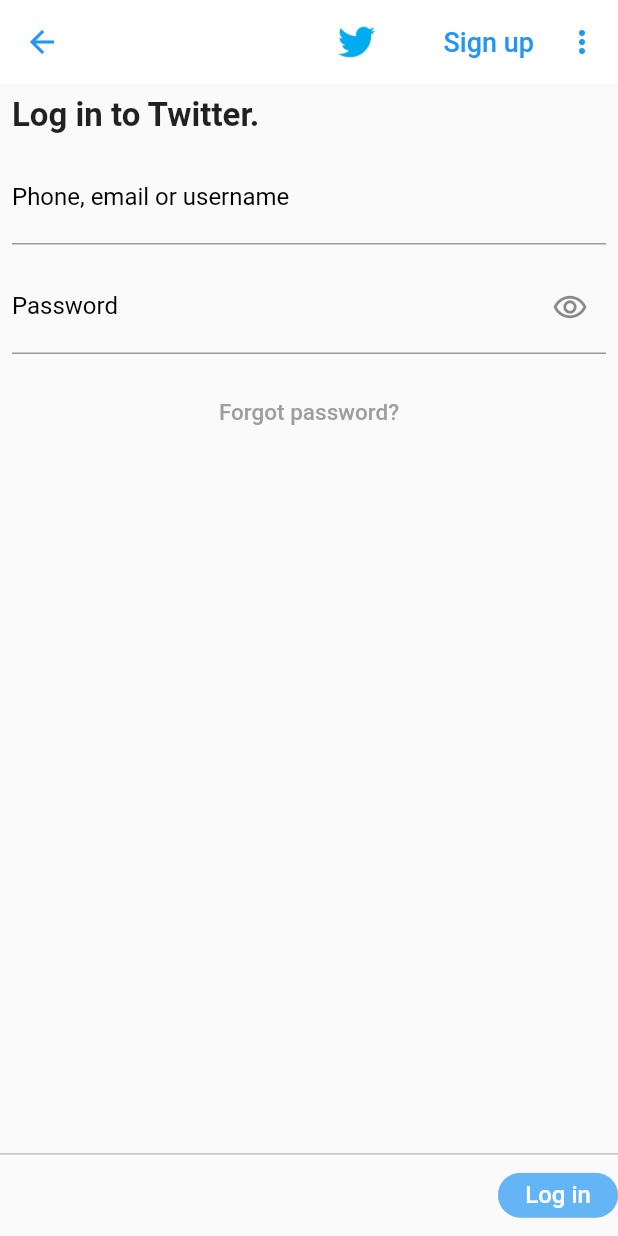
After one commit to csnoboa/clone_twitter, a Flutter app: the screen it shows after launch, after a tap on "Log in", on a phone screen of 412 x 824 dp. The commit adds this screen. Run offline on Flutter 3.47's test engine with Material 2 defaults, Android fonts, the phone set to English and light mode, and no system bars.

Commit message:
login page

```diff
--- /dev/null
+++ b/lib/login_page.dart
@@ -0,0 +1,125 @@
+import 'package:flutter/material.dart';
+
+class LoginPage extends StatelessWidget {
+  const LoginPage({Key key}) : super(key: key);
+
+  @override
+  Widget build(BuildContext context) {
+    return Scaffold(
+      appBar: AppBar(
+        actions: [
+          SizedBox(
+            width: 40,
+            height: 40,
+            child: Image.asset('assets/images/logo.png'),
+          ),
+          Container(width: 30),
+          TextButton(
+            onPressed: null,
+            child: Text('Sign up',
+                style: TextStyle(
+                  color: Colors.blue,
+                  fontSize: 18,
+                )),
+          ),
+          IconButton(
+            onPressed: null,
+            icon: Icon(
+              Icons.adaptive.more,
+              color: Colors.blue,
+            ),
+          ),
+        ],
+      ),
+      body: Stack(
+        children: [
+          Padding(
+            padding: const EdgeInsets.all(8.0),
+            child: Column(
+              crossAxisAlignment: CrossAxisAlignment.start,
+              children: [
+                Text(
+                  'Log in to Twitter.',
+                  style: TextStyle(
+                    fontSize: 22,
+                    fontWeight: FontWeight.bold,
+                  ),
+                ),
+                Container(height: 10),
+                TextFormField(
+                  style: TextStyle(fontSize: 20),
+                  decoration: InputDecoration(
+                    labelText: 'Phone, email or username',
+                    labelStyle: TextStyle(
+                      color: Colors.black,
+                      fontSize: 16,
+                    ),
+                  ),
+                ),
+                Container(height: 10),
+                TextFormField(
+                  style: TextStyle(fontSize: 20),
+                  decoration: InputDecoration(
+                    suffixIcon: Icon(Icons.remove_red_eye_outlined),
+                    labelText: 'Password',
+                    labelStyle: TextStyle(
+                      color: Colors.black,
+                      fontSize: 16,
+                    ),
+                  ),
+                ),
+                Container(height: 15),
+                Center(
+                  child: TextButton(
+                    onPressed: null,
+                    child: Text(
+                      'Forgot password?',
+                      style: TextStyle(
+                        fontSize: 15,
+                        color: Colors.grey,
+                      ),
+                    ),
+                  ),
+                ),
+              ],
+            ),
+          ),
+          Container(
+            width: double.infinity,
+            height: double.infinity,
+            alignment: Alignment.bottomRight,
+            child: Container(
+              alignment: Alignment.centerRight,
+              height: 55,
+              width: double.infinity,
+              decoration: BoxDecoration(
+                border: Border(
+                  top: BorderSide(
+                    color: Colors.grey,
+                    width: 0.6,
+                  ),
+                ),
+              ),
+              child: ClipRRect(
+                borderRadius: BorderRadius.circular(30),
+                child: Container(
+                  width: 80,
+                  height: 30,
+                  child: RaisedButton(
+                    textColor: Colors.white,
+                    color: Colors.blue[300],
+                    child: Text(
+                      "Log in",
+                      style: TextStyle(fontSize: 16),
+                    ),
+                    onPressed: () {},
+                  ),
+                ),
+              ),
+            ),
+          ),
+        ],
+      ),
+    );
+  }
+}
--- a/lib/main.dart
+++ b/lib/main.dart
@@ -1,3 +1,4 @@
+import 'package:clone_twitter/login_page.dart';
 import 'package:flutter/material.dart';
 
 void main() {
@@ -8,23 +9,31 @@
   @override
   Widget build(BuildContext context) {
     return MaterialApp(
-      title: 'Flutter Demo',
+      title: 'Twitter Clone',
+      initialRoute: '/',
+      routes: {
+        '/': (context) => InitialPage(),
+        '/login': (context) => LoginPage()
+      },
       theme: ThemeData(
+        appBarTheme: AppBarTheme(
+            iconTheme: IconThemeData(color: Colors.blue),
+            color: Color(0xFFFFFFFF),
+            elevation: 0),
         primarySwatch: Colors.blue,
       ),
-      home: MyHomePage(),
     );
   }
 }
 
-class MyHomePage extends StatefulWidget {
-  MyHomePage({Key key}) : super(key: key);
+class InitialPage extends StatefulWidget {
+  InitialPage({Key key}) : super(key: key);
 
   @override
-  _MyHomePageState createState() => _MyHomePageState();
+  _InitialPageState createState() => _InitialPageState();
 }
 
-class _MyHomePageState extends State<MyHomePage> {
+class _InitialPageState extends State<InitialPage> {
   @override
   Widget build(BuildContext context) {
     return Scaffold(
@@ -95,7 +104,11 @@
                       ),
                     ),
                     TextButton(
-                      onPressed: null,
+                      onPressed: () {
+                        setState(() {
+                          Navigator.pushNamed(context, '/login');
+                        });
+                      },
                       child: Text(
                         "Log in",
                         style: TextStyle(
```
Also changed, not shown: twitter_login.png (added).
